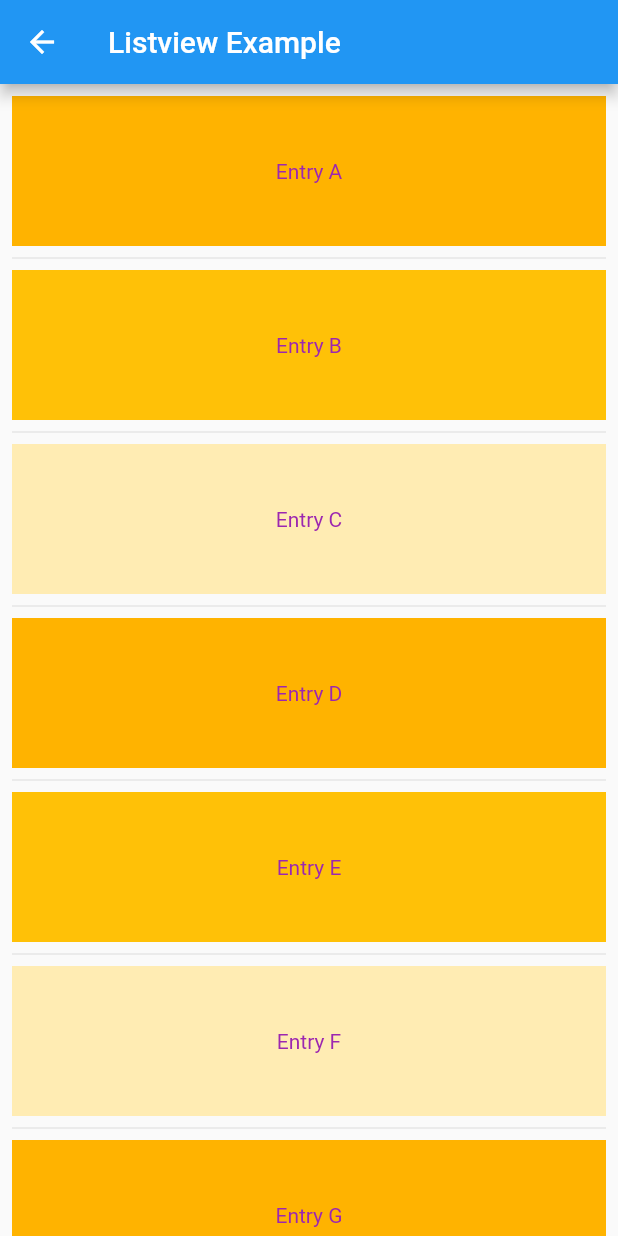
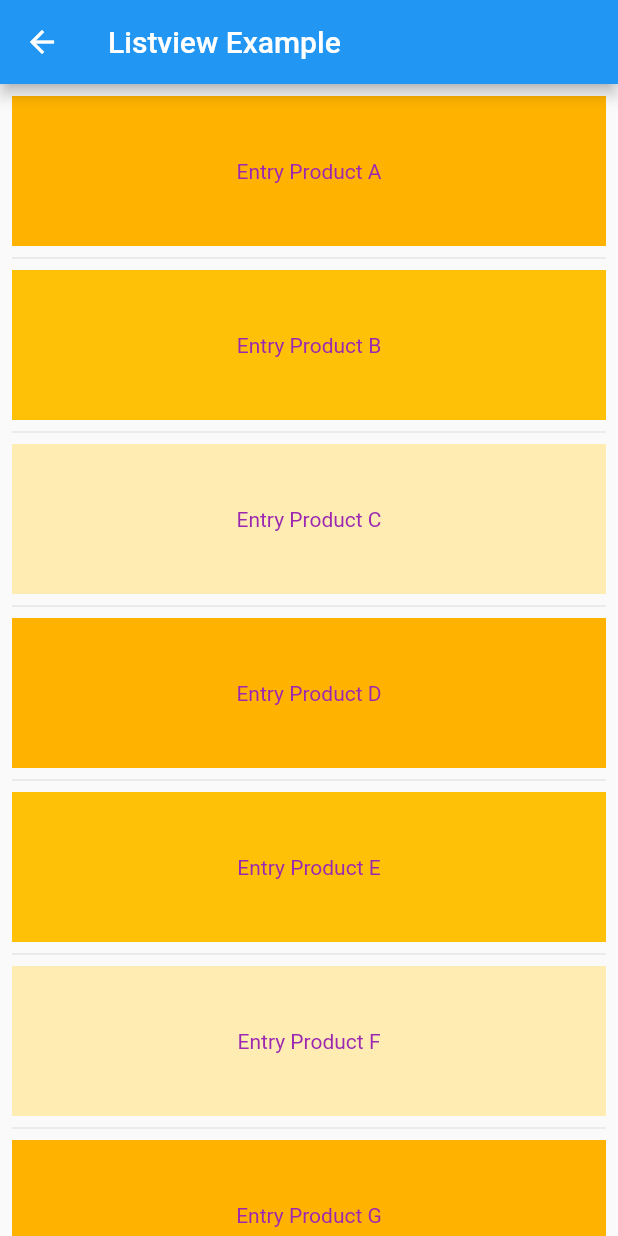
Before and after one commit to is767-1-2021/panita, a Flutter app: the FourthPage screen opened by its route, on a phone screen of 412 x 824 dp. Run offline on Flutter 3.47's test engine with Material 2 defaults, Android fonts, the phone set to English and light mode, and no system bars; project files that could hold a hidden picture were left out.

```diff
--- a/first_app/lib/main.dart
+++ b/first_app/lib/main.dart
@@ -1,3 +1,4 @@
+
 import 'package:flutter/material.dart';
 
 import 'pages/fifth_page.dart';
@@ -6,6 +7,7 @@
 import 'pages/secound_page.dart';
 import 'pages/sixth_page.dart';
 import 'pages/thrid_page.dart';
+import 'pages/seventh_page.dart';
 
 void main() {
   runApp(MyApp());
@@ -29,7 +31,8 @@
           '/3': (context) => ThridPage(),
           '/4': (context) => FourthPage(),
           '/5': (context) => fifthPage(),
-          '/6': (context) => SixthPage()
+          '/6': (context) => SixthPage(),
+          '/7': (context) => SeventhPage()
         });
   }
 }
--- a/first_app/lib/pages/fifth_page.dart
+++ b/first_app/lib/pages/fifth_page.dart
@@ -10,7 +10,7 @@
       appBar: AppBar(title: Text("Grid View"),),
       body: GridView.count(
         crossAxisCount: 2,
-        children: List.generate(6, (index){
+        children: List.generate(7, (index){
           return InkWell(
             onTap: (){
               // ScaffoldMessenger.of(context).showSnackBar(SnackBar(
--- a/first_app/lib/pages/fourth_page.dart
+++ b/first_app/lib/pages/fourth_page.dart
@@ -19,11 +19,14 @@
   padding: EdgeInsets.all(8.0),
   itemCount: enties.length,
   itemBuilder: (context, index) {
-    return Container(
-      height: 100,
-      color: Colors.amber[colorCodes[index % 3]],
-      child: Center(
-       child: Text('Entry ${enties[index]}'),),);
+    return ProductTile(
+      item : ProductItem(
+        name : 'Product ${enties[index]}',
+        price: '฿25',
+        colorShade: colorCodes[index % 3],
+        ),
+
+    );
 
   },
   separatorBuilder: (context, index) => Divider(),
@@ -35,3 +38,53 @@
     );
   }
 }
+
+class ProductItem  {
+  final String name;
+  final String price;
+  final int colorShade;
+
+  const ProductItem(
+    {Key? key,required this.name,required this.price,required this.colorShade});
+
+}
+
+class ProductTile extends StatelessWidget { //กล่อง
+ final ProductItem item;
+    const ProductTile({Key? key, required this.item}) : super(key:key);
+
+  @override
+  Widget build(BuildContext context) {
+
+    return GestureDetector(
+      onTap: (){
+        Navigator.push(context,MaterialPageRoute(
+          builder: (context)=>ProductDetail(item:item),),);
+      },
+      child: Container(
+        height: 100,
+        color: Colors.amber[item.colorShade],
+        child: Center(
+         child: Text('Entry ${item.name}'),),),
+    );
+  }
+}
+
+class ProductDetail extends StatelessWidget {
+  final ProductItem item;
+
+  const ProductDetail({Key? key,required this.item}) :super(key:key);
+  @override
+  Widget build(BuildContext context) {
+    return Scaffold(
+      appBar: AppBar(
+        title: Text('Product Detail'),),
+        body: Column(mainAxisAlignment: MainAxisAlignment.center,
+        crossAxisAlignment: CrossAxisAlignment.center,
+        children: [
+          Text('Product Name: ${item.name}'),
+          Text('Price: ${item.price}'),
+        ],),
+    );
+  }
+}
```
Also changed, not shown: first_app/lib/pages/first_page.dart (+41 -3 lines), first_app/lib/pages/seventh_page.dart (added, +48 -0 lines), first_app/lib/pages/sixth_page.dart (+6 -5 lines).
